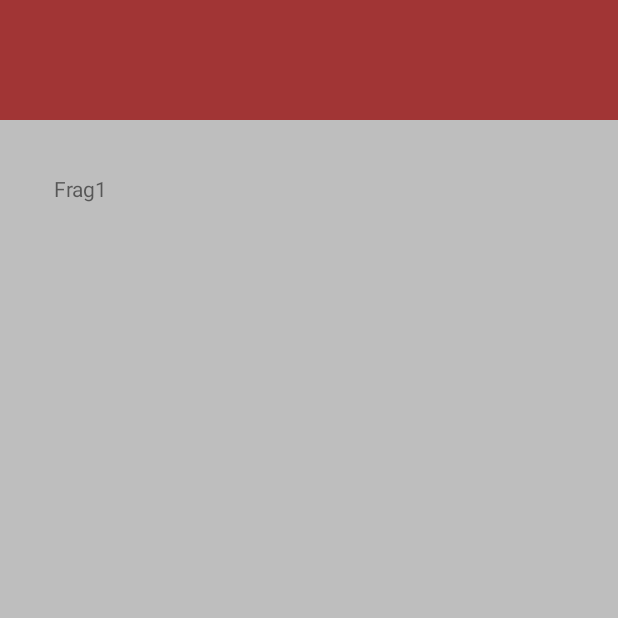
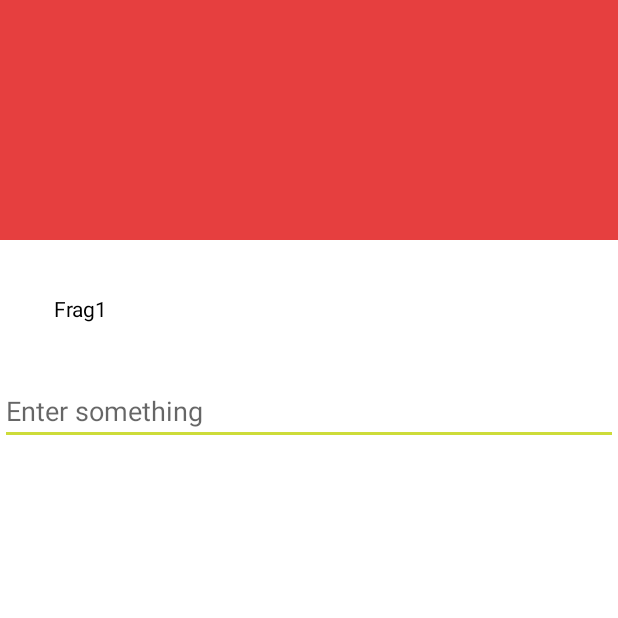
Before and after one commit to jintoga/Transparent-StatusBar-Switch-Toolbar-Between-Fragments, an Android app: the screen it shows after launch (MainActivity), on a phone screen of 412 x 824 dp, the top half of it. Run offline under Robolectric (Android 15) with nearby library versions, the phone set to English and light mode, and no system bars; our stand-ins replace ButterKnife.

Commit message:
- added collapsingtoolbar - need some workings on collapsingtoolbar's state

```diff
--- a/app/src/main/java/com/enterra/android/switchtoolbarbetweenfragmentsdemo/BaseFragment.java
+++ b/app/src/main/java/com/enterra/android/switchtoolbarbetweenfragmentsdemo/BaseFragment.java
@@ -4,10 +4,9 @@ import android.os.Build;
 import android.support.v4.app.Fragment;
 
 /**
- * Created by Nguyen on 6/9/2016.
+ * Created by Nguyen on 6/10/2016.
  */
-public class BaseFragment extends Fragment {
-
+public abstract class BaseFragment extends Fragment {
     protected int getStatusBarHeight() {
         int result = 0;
         int resourceId = getResources().getIdentifier("status_bar_height", "dimen", "android");
--- a/app/src/main/java/com/enterra/android/switchtoolbarbetweenfragmentsdemo/Fragment1.java
+++ b/app/src/main/java/com/enterra/android/switchtoolbarbetweenfragmentsdemo/Fragment1.java
@@ -1,9 +1,7 @@
 package com.enterra.android.switchtoolbarbetweenfragmentsdemo;
 
-import android.os.Build;
 import android.os.Bundle;
 import android.support.annotation.Nullable;
-import android.support.v4.app.Fragment;
 import android.support.v7.widget.Toolbar;
 import android.view.LayoutInflater;
 import android.view.View;
--- a/app/src/main/java/com/enterra/android/switchtoolbarbetweenfragmentsdemo/MainActivity.java
+++ b/app/src/main/java/com/enterra/android/switchtoolbarbetweenfragmentsdemo/MainActivity.java
@@ -6,6 +6,7 @@ import android.support.v4.app.Fragment;
 import android.support.v4.app.FragmentManager;
 import android.support.v4.widget.DrawerLayout;
 import android.support.v7.app.AppCompatActivity;
+import android.view.Gravity;
 import android.view.MenuItem;
 import butterknife.Bind;
 import butterknife.ButterKnife;
@@ -17,6 +18,9 @@ public class MainActivity extends AppCompatActivity
     protected NavigationView nvDrawer;
     @Bind(R.id.drawerLayout)
     protected DrawerLayout mDrawer;
+    FragmentManager fragmentManager;
+
+    int currentMenuItemId = -1;
 
     @Override
     protected void onCreate(Bundle savedInstanceState) {
@@ -25,14 +29,27 @@ public class MainActivity extends AppCompatActivity
         ButterKnife.bind(this);
         nvDrawer.setNavigationItemSelectedListener(this);
         if (savedInstanceState == null) {
-            nvDrawer.getMenu().performIdentifierAction(R.id.frag1, 0);
+            getSupportFragmentManager().beginTransaction()
+                .replace(R.id.content, new Fragment1())
+                .commit();
+            currentMenuItemId = nvDrawer.getMenu().getItem(0).getItemId();
         }
+
+        fragmentManager = getSupportFragmentManager();
     }
 
     @Override
     public boolean onNavigationItemSelected(MenuItem menuItem) {
         //Closing drawer on item click
         mDrawer.closeDrawers();
+        if (currentMenuItemId != menuItem.getItemId()) {
+            changeFragment(menuItem);
+            currentMenuItemId = menuItem.getItemId();
+        }
+        return false;
+    }
+
+    private void changeFragment(MenuItem menuItem) {
         Fragment fragment = null;
         //Check to see which item was being clicked and perform appropriate action
         switch (menuItem.getItemId()) {
@@ -45,15 +62,26 @@ public class MainActivity extends AppCompatActivity
             case R.id.frag3:
                 fragment = new Fragment3();
                 break;
-            default:
-                return true;
         }
         // Insert the fragment by replacing any existing fragment
-        FragmentManager fragmentManager = getSupportFragmentManager();
-        fragmentManager.beginTransaction().replace(R.id.content, fragment).commit();
-
+        fragmentManager.beginTransaction()
+            .replace(R.id.content, fragment)
+            .addToBackStack(null)
+            .commit();
         // Highlight the selected item has been done by NavigationView
         menuItem.setChecked(true);
-        return false;
+    }
+
+    @Override
+    public void onBackPressed() {
+        if (mDrawer.isDrawerOpen(Gravity.LEFT)) {
+            mDrawer.closeDrawer(Gravity.LEFT);
+        } else if (currentMenuItemId == nvDrawer.getMenu().getItem(0).getItemId()) {
+            finish();
+        } else if (fragmentManager.getBackStackEntryCount() > 0) {
+            fragmentManager.popBackStack(null, FragmentManager.POP_BACK_STACK_INCLUSIVE);
+            nvDrawer.setCheckedItem(R.id.frag1);
+            currentMenuItemId = nvDrawer.getMenu().getItem(0).getItemId();
+        }
     }
 }
--- /dev/null
+++ b/app/src/main/res/layout/expanded_toolbar_banner.xml
@@ -0,0 +1,7 @@
+<?xml version="1.0" encoding="utf-8"?>
+<FrameLayout xmlns:android="http://schemas.android.com/apk/res/android"
+    android:layout_width="match_parent"
+    android:layout_height="160dp">
+
+
+</FrameLayout>
--- a/app/src/main/res/layout/fragment1.xml
+++ b/app/src/main/res/layout/fragment1.xml
@@ -1,11 +1,9 @@
 <?xml version="1.0" encoding="utf-8"?>
-<LinearLayout xmlns:android="http://schemas.android.com/apk/res/android"
+<android.support.design.widget.CoordinatorLayout xmlns:android="http://schemas.android.com/apk/res/android"
     xmlns:app="http://schemas.android.com/apk/res-auto"
     xmlns:tools="http://schemas.android.com/tools"
     android:layout_width="match_parent"
-    android:layout_height="match_parent"
-    android:orientation="vertical">
-
+    android:layout_height="match_parent">
 
     <View
         android:id="@+id/systemBar"
@@ -18,17 +16,63 @@
         tools:ignore="InconsistentLayout"
         tools:targetApi="21" />
 
+    <android.support.design.widget.AppBarLayout
+        android:id="@+id/app_bar_layout"
+        android:layout_width="match_parent"
+        android:layout_height="wrap_content"
+        android:background="@color/frag1"
+        android:fitsSystemWindows="true"
+        app:elevation="0dp">
+
+        <android.support.design.widget.CollapsingToolbarLayout
+            android:id="@+id/collapsing_toolbar"
+            android:layout_width="match_parent"
+            android:layout_height="match_parent"
+            android:fitsSystemWindows="true"
+            app:contentScrim="@color/frag1"
+            app:layout_scrollFlags="scroll|enterAlwaysCollapsed|snap"
+            app:statusBarScrim="@android:color/transparent">
+
+            <include
+                layout="@layout/expanded_toolbar_banner"
+                app:layout_collapseMode="parallax" />
+
             <android.support.v7.widget.Toolbar
                 android:id="@+id/toolbar"
                 android:layout_width="match_parent"
+                android:layout_height="?attr/actionBarSize"
+                app:layout_collapseMode="pin"
+                app:theme="@style/ThemeOverlay.AppCompat.Dark.ActionBar" />
+
+        </android.support.design.widget.CollapsingToolbarLayout>
+    </android.support.design.widget.AppBarLayout>
+
+    <android.support.v4.widget.NestedScrollView
+        android:id="@+id/nestedScrollView"
+        android:layout_width="match_parent"
+        android:layout_height="match_parent"
+        android:layout_gravity="fill_vertical"
+        android:fillViewport="true"
+        app:layout_behavior="@string/appbar_scrolling_view_behavior">
+
+        <LinearLayout
+            android:layout_width="match_parent"
             android:layout_height="wrap_content"
-        android:background="@color/frag1"
-        app:theme="@style/ThemeOverlay.AppCompat.Dark.ActionBar" />
+            android:background="@color/white"
+            android:orientation="vertical">
 
             <TextView
                 android:layout_width="wrap_content"
                 android:layout_height="wrap_content"
-        android:layout_gravity="center_vertical"
                 android:layout_margin="36dp"
-        android:text="Frag1" />
+                android:text="Frag1"
+                android:textColor="@color/black" />
+
+            <EditText
+                android:layout_width="match_parent"
+                android:layout_height="wrap_content"
+                android:hint="Enter something" />
         </LinearLayout>
+    </android.support.v4.widget.NestedScrollView>
+
+</android.support.design.widget.CoordinatorLayout>
--- a/app/src/main/res/layout/nav_header.xml
+++ b/app/src/main/res/layout/nav_header.xml
@@ -6,7 +6,7 @@
 
     <ImageView
         android:layout_width="match_parent"
-        android:layout_height="200dp"
+        android:layout_height="160dp"
         android:layout_gravity="center_vertical"
         android:scaleType="fitXY"
         android:src="@drawable/header" />
--- a/app/src/main/res/values/colors.xml
+++ b/app/src/main/res/values/colors.xml
@@ -1,13 +1,14 @@
 <?xml version="1.0" encoding="utf-8"?>
 <resources>
-    <color name="colorPrimary">#673AB7</color>
-    <color name="colorPrimaryDark">#512DA8</color>
-    <color name="colorAccent">#FF4081</color>
+    <color name="colorPrimary">#4CAF50</color>
+    <color name="colorPrimaryLight">#C8E6C9</color>
+    <color name="colorPrimaryDark">#388E3C</color>
+    <color name="colorAccent">#CDDC39</color>
     <color name="white">#ffffff</color>
     <color name="black">#000000</color>
     <color name="gray">#bebebe</color>
 
-    <color name="frag1">#a13535</color>
-    <color name="frag2">#0eabab</color>
-    <color name="frag3">#12b949</color>
+    <color name="frag1">#e63f3f</color>
+    <color name="frag2">#5783fc</color>
+    <color name="frag3">#12de55</color>
 </resources>
--- a/app/src/main/res/values/styles.xml
+++ b/app/src/main/res/values/styles.xml
@@ -6,8 +6,9 @@
         <item name="colorPrimary">@color/colorPrimary</item>
         <item name="colorPrimaryDark">@color/colorPrimaryDark</item>
         <item name="colorAccent">@color/colorAccent</item>
-        <item name="android:windowTranslucentStatus">true</item>
     </style>
 
-
+    <style name="TransparentText" parent="@android:style/TextAppearance">
+        <item name="android:textColor">#00000000</item>
+    </style>
 </resources>
```
Also changed, not shown: app/src/main/res/drawable/header.png. Lines whose indentation alone changed are shown as unchanged.
